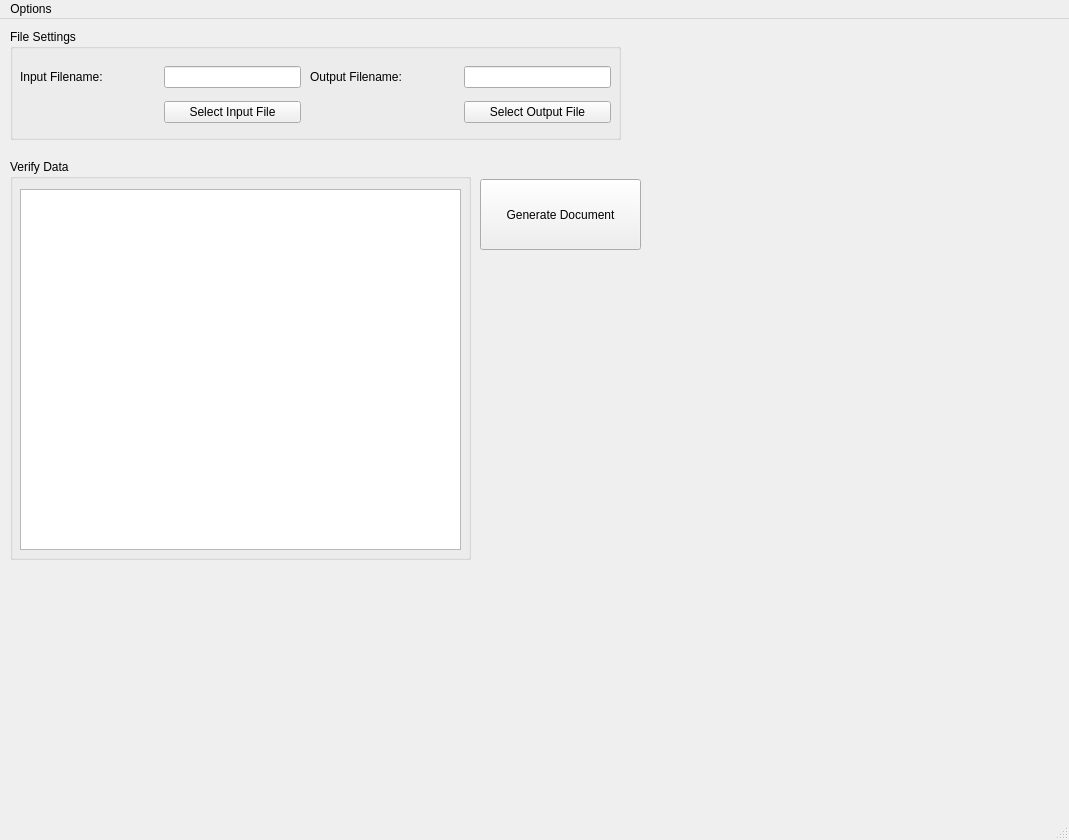
The window that MainWindow.ui (dom-gasperini/PWP-DocuGen) describes before a commit, drawn with Qt 5.
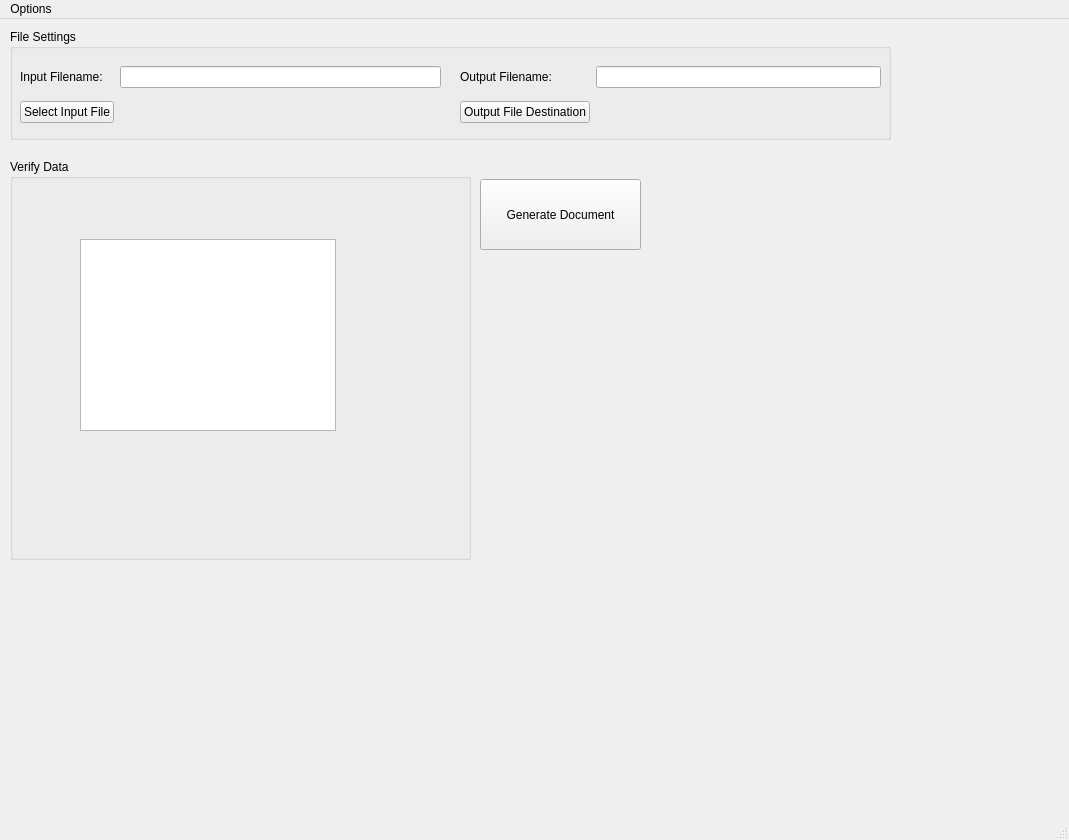
The same window after the commit.

The edit to the form file:
```diff
--- a/MainWindow.ui
+++ b/MainWindow.ui
@@ -19,19 +19,19 @@
      <rect>
       <x>10</x>
       <y>10</y>
-      <width>611</width>
+      <width>881</width>
       <height>111</height>
      </rect>
     </property>
     <property name="title">
      <string>File Settings</string>
     </property>
-    <widget class="QWidget" name="">
+    <widget class="QWidget" name="layoutWidget">
      <property name="geometry">
       <rect>
        <x>10</x>
        <y>30</y>
-       <width>281</width>
+       <width>421</width>
        <height>71</height>
       </rect>
      </property>
@@ -44,16 +44,20 @@
        </widget>
       </item>
       <item row="0" column="1">
-       <widget class="QLineEdit" name="inputFileText"/>
+       <widget class="QLineEdit" name="inputFileText">
+        <property name="readOnly">
+         <bool>true</bool>
+        </property>
+       </widget>
       </item>
-      <item row="1" column="1">
+      <item row="1" column="0">
        <widget class="QPushButton" name="selectInputFileBtn">
         <property name="text">
          <string>Select Input File</string>
         </property>
        </widget>
       </item>
-      <item row="1" column="0">
+      <item row="1" column="1">
        <spacer name="horizontalSpacer">
         <property name="orientation">
          <enum>Qt::Horizontal</enum>
@@ -68,12 +72,12 @@
       </item>
      </layout>
     </widget>
-    <widget class="QWidget" name="">
+    <widget class="QWidget" name="layoutWidget">
      <property name="geometry">
       <rect>
-       <x>300</x>
+       <x>450</x>
        <y>30</y>
-       <width>301</width>
+       <width>421</width>
        <height>71</height>
       </rect>
      </property>
@@ -86,16 +90,20 @@
        </widget>
       </item>
       <item row="0" column="1">
-       <widget class="QLineEdit" name="outputFileText"/>
+       <widget class="QLineEdit" name="outputFileText">
+        <property name="readOnly">
+         <bool>false</bool>
+        </property>
+       </widget>
       </item>
-      <item row="1" column="1">
+      <item row="1" column="0">
        <widget class="QPushButton" name="selectOutputFileBtn">
         <property name="text">
-         <string>Select Output File</string>
+         <string>Output File Destination</string>
         </property>
        </widget>
       </item>
-      <item row="1" column="0">
+      <item row="1" column="1">
        <spacer name="horizontalSpacer_2">
         <property name="orientation">
          <enum>Qt::Horizontal</enum>
@@ -123,13 +131,13 @@
     <property name="title">
      <string>Verify Data</string>
     </property>
-    <widget class="QPlainTextEdit" name="plainTextEdit">
+    <widget class="QTableWidget" name="tableWidget">
      <property name="geometry">
       <rect>
-       <x>10</x>
-       <y>30</y>
-       <width>441</width>
-       <height>361</height>
+       <x>70</x>
+       <y>80</y>
+       <width>256</width>
+       <height>192</height>
       </rect>
      </property>
     </widget>
```
Left out of the diff: 2 changed lines with no effect on the pictures.
